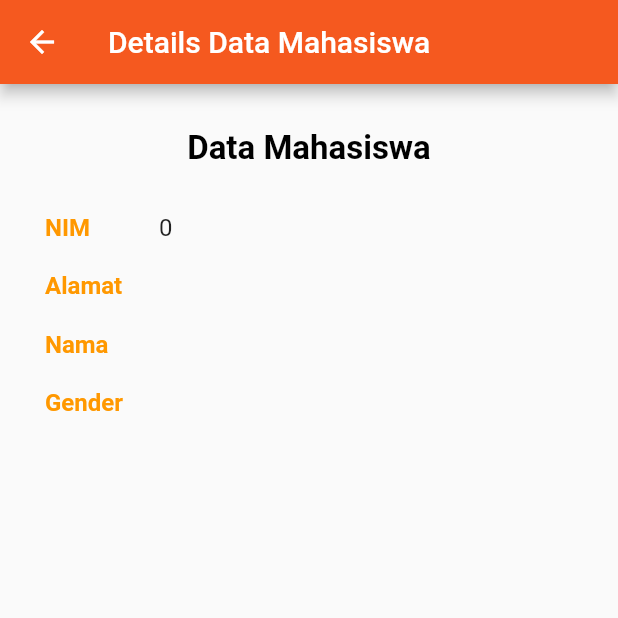
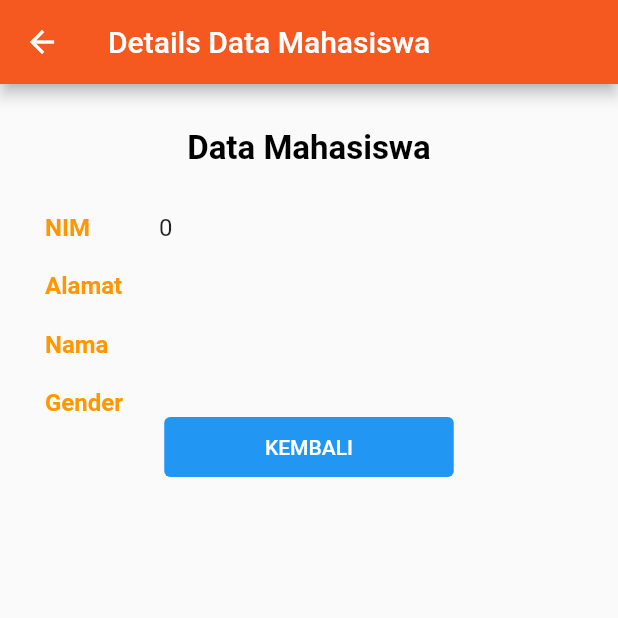
Before and after one commit to judhacdc/Testtt, a Flutter app: the DetailScreen screen opened directly with empty values, on a phone screen of 412 x 824 dp, the top half of it. Run offline on Flutter 3.47's test engine with Material 2 defaults, Android fonts, the phone set to English and light mode, and no system bars; our stand-ins replace sqflite; missing offline and left inert: dart:html; accounts and stored records are empty.

Commit message:
tombol kembali pd detail

```diff
--- a/lib/pages/detail_screen.dart
+++ b/lib/pages/detail_screen.dart
@@ -1,3 +1,5 @@
+import 'dart:html';
+
 import 'package:flutter/material.dart';
 import 'package:flutter/src/widgets/container.dart';
 import 'package:flutter/src/widgets/framework.dart';
@@ -107,6 +109,20 @@ class DetailScreen extends StatelessWidget {
                   ),
                 ],
               ),
+              SizedBox(
+                height: 40,
+                width: MediaQuery.of(context).size.width / 2 - 13,
+                child: TextButton(
+                  style: TextButton.styleFrom(
+                    primary: Colors.white,
+                    backgroundColor: Colors.blue,
+                  ),
+                  onPressed: () {
+                    Navigator.pop(context);
+                  },
+                  child: Text('KEMBALI'),
+                ),
+              ),
             ],
           ),
         ));
```
